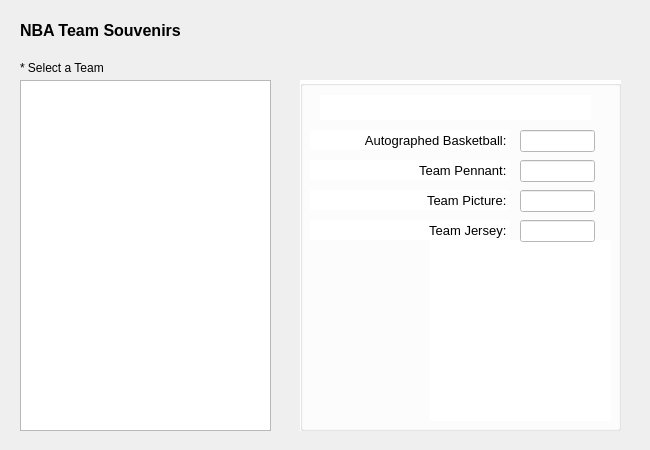
Old version of the form TheMudkips/nbasouvenirs.ui in the repository OwlbitCode/TheMudkips.
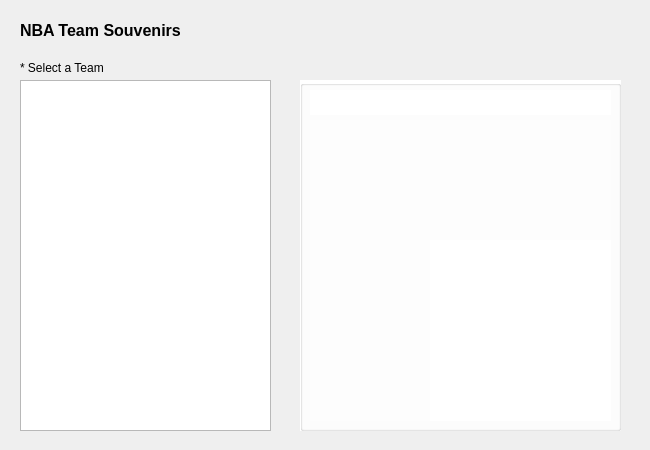
New version of the form. Icons and pictures are not drawn.

Commit message:
updating db and nba souv
modified database with souv tables for each team and updated souv page

Diff of the .ui file:
```diff
--- a/TheMudkips/nbasouvenirs.ui
+++ b/TheMudkips/nbasouvenirs.ui
@@ -80,180 +80,12 @@
    <property name="title">
     <string/>
    </property>
-   <widget class="QLabel" name="bbLabel">
-    <property name="geometry">
-     <rect>
-      <x>10</x>
-      <y>50</y>
-      <width>200</width>
-      <height>20</height>
-     </rect>
-    </property>
-    <property name="font">
-     <font>
-      <pointsize>10</pointsize>
-     </font>
-    </property>
-    <property name="text">
-     <string>Autographed Basketball: </string>
-    </property>
-    <property name="alignment">
-     <set>Qt::AlignRight|Qt::AlignTrailing|Qt::AlignVCenter</set>
-    </property>
-   </widget>
-   <widget class="QLabel" name="penLabel">
-    <property name="geometry">
-     <rect>
-      <x>10</x>
-      <y>80</y>
-      <width>200</width>
-      <height>20</height>
-     </rect>
-    </property>
-    <property name="font">
-     <font>
-      <pointsize>10</pointsize>
-     </font>
-    </property>
-    <property name="text">
-     <string>Team Pennant: </string>
-    </property>
-    <property name="alignment">
-     <set>Qt::AlignRight|Qt::AlignTrailing|Qt::AlignVCenter</set>
-    </property>
-   </widget>
-   <widget class="QLabel" name="picLabel">
-    <property name="geometry">
-     <rect>
-      <x>10</x>
-      <y>110</y>
-      <width>200</width>
-      <height>20</height>
-     </rect>
-    </property>
-    <property name="font">
-     <font>
-      <pointsize>10</pointsize>
-     </font>
-    </property>
-    <property name="text">
-     <string>Team Picture: </string>
-    </property>
-    <property name="alignment">
-     <set>Qt::AlignRight|Qt::AlignTrailing|Qt::AlignVCenter</set>
-    </property>
-   </widget>
-   <widget class="QLabel" name="jerseyLabel">
-    <property name="geometry">
-     <rect>
-      <x>10</x>
-      <y>140</y>
-      <width>200</width>
-      <height>20</height>
-     </rect>
-    </property>
-    <property name="font">
-     <font>
-      <pointsize>10</pointsize>
-     </font>
-    </property>
-    <property name="text">
-     <string>Team Jersey: </string>
-    </property>
-    <property name="alignment">
-     <set>Qt::AlignRight|Qt::AlignTrailing|Qt::AlignVCenter</set>
-    </property>
-   </widget>
-   <widget class="QLineEdit" name="bbLine">
-    <property name="geometry">
-     <rect>
-      <x>220</x>
-      <y>50</y>
-      <width>75</width>
-      <height>22</height>
-     </rect>
-    </property>
-    <property name="font">
-     <font>
-      <pointsize>10</pointsize>
-     </font>
-    </property>
-    <property name="alignment">
-     <set>Qt::AlignRight|Qt::AlignTrailing|Qt::AlignVCenter</set>
-    </property>
-    <property name="readOnly">
-     <bool>true</bool>
-    </property>
-   </widget>
-   <widget class="QLineEdit" name="penLine">
-    <property name="geometry">
-     <rect>
-      <x>220</x>
-      <y>80</y>
-      <width>75</width>
-      <height>22</height>
-     </rect>
-    </property>
-    <property name="font">
-     <font>
-      <pointsize>10</pointsize>
-     </font>
-    </property>
-    <property name="alignment">
-     <set>Qt::AlignRight|Qt::AlignTrailing|Qt::AlignVCenter</set>
-    </property>
-    <property name="readOnly">
-     <bool>true</bool>
-    </property>
-   </widget>
-   <widget class="QLineEdit" name="picLine">
-    <property name="geometry">
-     <rect>
-      <x>220</x>
-      <y>110</y>
-      <width>75</width>
-      <height>22</height>
-     </rect>
-    </property>
-    <property name="font">
-     <font>
-      <pointsize>10</pointsize>
-     </font>
-    </property>
-    <property name="alignment">
-     <set>Qt::AlignRight|Qt::AlignTrailing|Qt::AlignVCenter</set>
-    </property>
-    <property name="readOnly">
-     <bool>true</bool>
-    </property>
-   </widget>
-   <widget class="QLineEdit" name="jerseyLine">
-    <property name="geometry">
-     <rect>
-      <x>220</x>
-      <y>140</y>
-      <width>75</width>
-      <height>22</height>
-     </rect>
-    </property>
-    <property name="font">
-     <font>
-      <pointsize>10</pointsize>
-     </font>
-    </property>
-    <property name="alignment">
-     <set>Qt::AlignRight|Qt::AlignTrailing|Qt::AlignVCenter</set>
-    </property>
-    <property name="readOnly">
-     <bool>true</bool>
-    </property>
-   </widget>
    <widget class="QLabel" name="teamLine">
     <property name="geometry">
      <rect>
-      <x>20</x>
-      <y>15</y>
-      <width>271</width>
+      <x>10</x>
+      <y>10</y>
+      <width>301</width>
       <height>25</height>
      </rect>
     </property>
@@ -296,6 +128,55 @@
      <bool>true</bool>
     </property>
    </widget>
+   <widget class="QTableView" name="souvenirTable">
+    <property name="geometry">
+     <rect>
+      <x>10</x>
+      <y>40</y>
+      <width>301</width>
+      <height>301</height>
+     </rect>
+    </property>
+    <property name="styleSheet">
+     <string notr="true">background: rgba(255, 255, 255, 0.3);</string>
+    </property>
+    <property name="frameShape">
+     <enum>QFrame::NoFrame</enum>
+    </property>
+    <property name="frameShadow">
+     <enum>QFrame::Plain</enum>
+    </property>
+    <property name="lineWidth">
+     <number>0</number>
+    </property>
+    <property name="horizontalScrollBarPolicy">
+     <enum>Qt::ScrollBarAlwaysOff</enum>
+    </property>
+    <property name="sizeAdjustPolicy">
+     <enum>QAbstractScrollArea::AdjustIgnored</enum>
+    </property>
+    <property name="editTriggers">
+     <set>QAbstractItemView::NoEditTriggers</set>
+    </property>
+    <property name="alternatingRowColors">
+     <bool>true</bool>
+    </property>
+    <property name="showGrid">
+     <bool>false</bool>
+    </property>
+    <attribute name="horizontalHeaderVisible">
+     <bool>false</bool>
+    </attribute>
+    <attribute name="horizontalHeaderStretchLastSection">
+     <bool>true</bool>
+    </attribute>
+    <attribute name="verticalHeaderVisible">
+     <bool>false</bool>
+    </attribute>
+    <attribute name="verticalHeaderStretchLastSection">
+     <bool>false</bool>
+    </attribute>
+   </widget>
    <zorder>label</zorder>
    <zorder>bbLabel</zorder>
    <zorder>penLabel</zorder>
```
Left out of the diff: 9 changed lines with no effect on the pictures. The commit also changes 2 other files.
